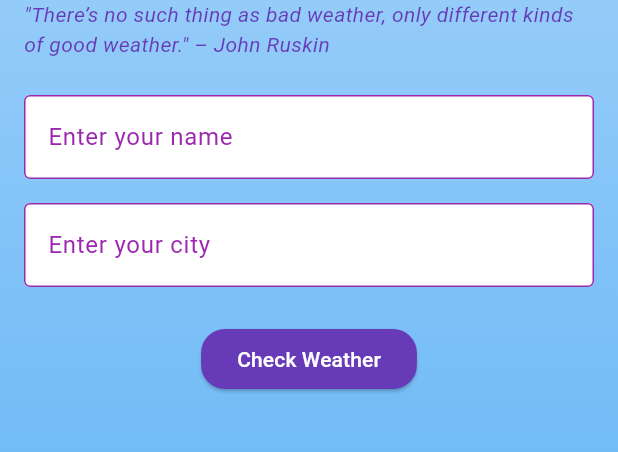
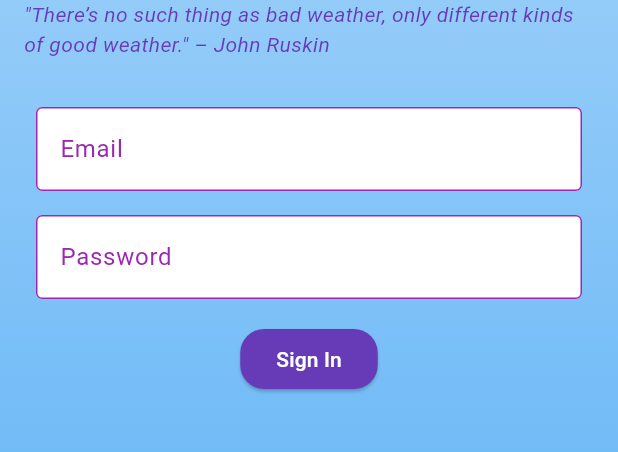
Before and after one commit to Erchwe/weatherman, a Flutter app: the screen it shows after launch, on a phone screen of 412 x 824 dp, the part 604-1056 px from its top. Run offline on Flutter 3.47's test engine with Material 3 defaults, Android fonts, the phone set to English and light mode, and no system bars; our stand-ins replace firebase_auth, firebase_core, flutter_riverpod, lottie; accounts and stored records are empty.

Commit message:
firebase connected, auth done

```diff
--- a/lib/main.dart
+++ b/lib/main.dart
@@ -1,8 +1,14 @@
+import 'package:fieldview/firebase_options.dart';
 import 'package:flutter/material.dart';
 import 'package:flutter_riverpod/flutter_riverpod.dart';
 import 'screens/splash_screen.dart';
+import 'package:firebase_core/firebase_core.dart';
 
-void main() {
+void main() async {
+  WidgetsFlutterBinding.ensureInitialized();
+
+  await Firebase.initializeApp(options: DefaultFirebaseOptions.currentPlatform);
+
   runApp(ProviderScope(child: MyApp()));
 }
 
@@ -15,7 +21,7 @@ class MyApp extends StatelessWidget {
       theme: ThemeData(
         primarySwatch: Colors.deepPurple,
       ),
-      home: SplashScreen(), // Set SplashScreen sebagai halaman pertama
+      home: SplashScreen(),
     );
   }
 }
--- /dev/null
+++ b/lib/screens/auth_page.dart
@@ -0,0 +1,171 @@
+import 'package:firebase_auth/firebase_auth.dart';
+import 'package:flutter/material.dart';
+import 'weather_screen.dart'; // make sure this screen is properly imported
+import 'package:lottie/lottie.dart';
+
+class AuthPage extends StatelessWidget {
+  final TextEditingController emailController = TextEditingController();
+  final TextEditingController passwordController = TextEditingController();
+
+  // Sign-in method
+  Future signIn(BuildContext context) async {
+    try {
+      // Sign in with email and password
+      await FirebaseAuth.instance.signInWithEmailAndPassword(
+        email: emailController.text.trim(),
+        password: passwordController.text.trim(),
+      );
+      print('Signed in successfully');
+
+      // Navigate to WeatherScreen on successful sign-in
+      Navigator.pushReplacement(
+        context,
+        MaterialPageRoute(
+            builder: (context) => WeatherScreen(
+                userName: emailController.text,
+                city: "Bandung")), // Adjust WeatherScreen to your needs
+      );
+    } catch (e) {
+      print("Sign-in failed: $e");
+      ScaffoldMessenger.of(context).showSnackBar(
+        SnackBar(content: Text('Sign-in failed: $e')),
+      );
+    }
+  }
+
+  @override
+  void dispose() {
+    emailController.dispose();
+    passwordController.dispose();
+  }
+
+  @override
+  Widget build(BuildContext context) {
+    return Scaffold(
+      appBar: AppBar(
+        backgroundColor: Colors.deepPurple,
+        title: const Row(
+          children: [
+            Icon(Icons.wb_sunny, size: 28, color: Colors.amberAccent),
+            SizedBox(width: 8),
+            Text(
+              'WeatherMan',
+              style: TextStyle(
+                fontSize: 24,
+                fontWeight: FontWeight.bold,
+                color: Colors.amberAccent,
+              ),
+            ),
+          ],
+        ),
+      ),
+      body: Container(
+        decoration: BoxDecoration(
+          gradient: LinearGradient(
+            colors: [Colors.blue[100]!, Colors.blue[300]!],
+            begin: Alignment.topCenter,
+            end: Alignment.bottomCenter,
+          ),
+        ),
+        child: Padding(
+          padding: const EdgeInsets.all(16.0),
+          child: Column(
+            mainAxisAlignment: MainAxisAlignment.start,
+            children: [
+              // lottie animation
+              Lottie.asset(
+                'assets/weather_animation.json',
+                height: 200,
+                width: 200,
+              ),
+              const SizedBox(height: 16),
+              const Center(
+                child: Text(
+                  'Welcome to WeatherMan!',
+                  style: TextStyle(
+                    fontSize: 40,
+                    color: Colors.deepPurple,
+                    fontWeight: FontWeight.bold,
+                  ),
+                ),
+              ),
+
+              // quote
+              const Text(
+                '"There’s no such thing as bad weather, only different kinds of good weather." – John Ruskin',
+                style: TextStyle(
+                  fontStyle: FontStyle.italic,
+                  color: Colors.deepPurple,
+                  fontSize: 14,
+                ),
+              ),
+              const SizedBox(height: 24),
+              Padding(
+                padding: const EdgeInsets.all(8.0),
+                child: TextField(
+                  controller: emailController,
+                  decoration: const InputDecoration(
+                    hintText: "Email",
+                    hintStyle: TextStyle(color: Colors.purple),
+                    labelStyle: TextStyle(
+                      color: Colors.purple,
+                    ),
+                    enabledBorder: OutlineInputBorder(
+                      borderSide: BorderSide(color: Colors.purple),
+                    ),
+                    focusedBorder: OutlineInputBorder(
+                      borderSide: BorderSide(color: Colors.deepPurple),
+                    ),
+                    filled: true,
+                    fillColor: Colors.white,
+                  ),
+                  style: const TextStyle(color: Colors.black),
+                ),
+              ),
+              Padding(
+                padding: const EdgeInsets.all(8.0),
+                child: TextField(
+                  controller: passwordController,
+                  obscureText: true, // Hide password text
+                  decoration: const InputDecoration(
+                    hintText: "Password",
+                    hintStyle: TextStyle(color: Colors.purple),
+                    labelStyle: TextStyle(
+                      color: Colors.purple,
+                    ),
+                    enabledBorder: OutlineInputBorder(
+                      borderSide: BorderSide(color: Colors.purple),
+                    ),
+                    focusedBorder: OutlineInputBorder(
+                      borderSide: BorderSide(color: Colors.deepPurple),
+                    ),
+                    filled: true,
+                    fillColor: Colors.white,
+                  ),
+                  style: const TextStyle(color: Colors.black),
+                ),
+              ),
+
+              Padding(
+                padding: const EdgeInsets.all(8.0),
+                child: ElevatedButton(
+                    style: ElevatedButton.styleFrom(
+                      backgroundColor: Colors.deepPurple,
+                      foregroundColor: Colors.white,
+                      shape: RoundedRectangleBorder(
+                        borderRadius: BorderRadius.circular(16),
+                      ),
+                    ),
+                    onPressed: () {
+                      // Call sign-in method on button press
+                      signIn(context);
+                    },
+                    child: const Text("Sign In")),
+              ),
+            ],
+          ),
+        ),
+      ),
+    );
+  }
+}
--- a/lib/screens/landing_page.dart
+++ /dev/null
@@ -1,152 +0,0 @@
-import 'package:flutter/material.dart';
-import 'weather_screen.dart';
-import 'package:lottie/lottie.dart';
-
-class LandingPage extends StatelessWidget {
-  final TextEditingController nameController = TextEditingController();
-  final TextEditingController cityController = TextEditingController();
-
-  @override
-  Widget build(BuildContext context) {
-    return Scaffold(
-      appBar: AppBar(
-        backgroundColor: Colors.deepPurple,
-        title: const Row(
-          children: [
-            Icon(Icons.wb_sunny, size: 28, color: Colors.amberAccent),
-            SizedBox(width: 8),
-            Text(
-              'WeatherMan',
-              style: TextStyle(
-                fontSize: 24,
-                fontWeight: FontWeight.bold,
-                color: Colors.amberAccent,
-              ),
-            ),
-          ],
-        ),
-      ),
-      body: Container(
-        decoration: BoxDecoration(
-          gradient: LinearGradient(
-            colors: [Colors.blue[100]!, Colors.blue[300]!],
-            begin: Alignment.topCenter,
-            end: Alignment.bottomCenter,
-          ),
-        ),
-        child: Padding(
-          padding: const EdgeInsets.all(16.0),
-          child: Column(
-            mainAxisAlignment: MainAxisAlignment.start,
-            children: [
-              // lottie animasi
-              Lottie.asset(
-                'assets/weather_animation.json',
-                height: 200,
-                width: 200,
-              ),
-              const SizedBox(height: 16),
-                const Center(
-                  child: Text(
-                    'Welcome to WeatherMan!',
-                    style: TextStyle(
-                      fontSize: 40,
-                      color: Colors.deepPurple,
-                      fontWeight: FontWeight.bold,
-                    ),
-                  ),
-              ),
-
-              // quote
-              const Text(
-                '"There’s no such thing as bad weather, only different kinds of good weather." – John Ruskin',
-                style: TextStyle(
-                  fontStyle: FontStyle.italic,
-                  color: Colors.deepPurple,
-                  fontSize: 14,
-                ),
-              ),
-              const SizedBox(height: 24),
-
-              // input
-              TextField(
-                controller: nameController,
-                decoration: const InputDecoration(
-                  hintText: "Enter your name",
-                  hintStyle: TextStyle(color: Colors.purple),
-                  labelStyle: TextStyle(
-                    color: Colors.purple,
-                  ),
-                  enabledBorder: OutlineInputBorder(
-                    borderSide: BorderSide(color: Colors.purple),
-                  ),
-                  focusedBorder: OutlineInputBorder(
-                    borderSide: BorderSide(color: Colors.deepPurple),
-                  ),
-                  filled: true,
-                  fillColor: Colors.white,
-                ),
-                style: const TextStyle(color: Colors.black),
-              ),
-              const SizedBox(height: 16),
-              TextField(
-                controller: cityController,
-                decoration: const InputDecoration(
-                  hintText: "Enter your city",
-                  hintStyle: TextStyle(color: Colors.purple),
-                  labelStyle: TextStyle(
-                    color: Colors.purple,
-                  ),
-                  enabledBorder: OutlineInputBorder(
-                    borderSide: BorderSide(color: Colors.purple),
-                  ),
-                  focusedBorder: OutlineInputBorder(
-                    borderSide: BorderSide(color: Colors.deepPurple),
-                  ),
-                  filled: true,
-                  fillColor: Colors.white,
-                ),
-                style: const TextStyle(color: Colors.black),
-              ),
-              const SizedBox(height: 24),
-
-              // button check weather
-              ElevatedButton(
-                style: ElevatedButton.styleFrom(
-                  backgroundColor: Colors.deepPurple,
-                  foregroundColor: Colors.white,
-                  shape: RoundedRectangleBorder(
-                    borderRadius: BorderRadius.circular(16),
-                  ),
-                ),
-                onPressed: () {
-                  String userName = nameController.text.trim();
-                  String cityName = cityController.text.trim();
-
-                  if (userName.isNotEmpty && cityName.isNotEmpty) {
-                    Navigator.push(
-                      context,
-                      MaterialPageRoute(
-                        builder: (context) => WeatherScreen(
-                          userName: userName,
-                          city: cityName,
-                        ),
-                      ),
-                    );
-                  } else {
-                    ScaffoldMessenger.of(context).showSnackBar(
-                      const SnackBar(
-                        content: Text('Please enter both name and city!'),
-                      ),
-                    );
-                  }
-                },
-                child: const Text('Check Weather'),
-              ),
-            ],
-          ),
-        ),
-      ),
-    );
-  }
-}
--- a/lib/screens/splash_screen.dart
+++ b/lib/screens/splash_screen.dart
@@ -1,5 +1,5 @@
 import 'package:flutter/material.dart';
-import 'landing_page.dart'; // Ganti dengan halaman utama Anda
+import 'auth_page.dart'; // Ganti dengan halaman utama Anda
 
 class SplashScreen extends StatefulWidget {
   @override
@@ -32,7 +32,7 @@ class _SplashScreenState extends State<SplashScreen>
     Future.delayed(const Duration(seconds: 3), () {
       Navigator.pushReplacement(
         context,
-        MaterialPageRoute(builder: (context) => LandingPage()),
+        MaterialPageRoute(builder: (context) => AuthPage()),
       );
     });
   }
--- a/lib/screens/weather_screen.dart
+++ b/lib/screens/weather_screen.dart
@@ -10,9 +10,9 @@ class WeatherScreen extends ConsumerWidget {
 
   @override
   Widget build(BuildContext context, WidgetRef ref) {
-    final weatherAsyncValue = ref.watch(weatherProvider(city)); // Current weather provider
-    final alertAsyncValue = ref.watch(alertProvider(city)); // Alerts provider
-    final forecastAsyncValue = ref.watch(forecastProvider(city)); // 6-hour forecast provider
+    final weatherAsyncValue = ref.watch(weatherProvider(city));
+    final alertAsyncValue = ref.watch(alertProvider(city));
+    final forecastAsyncValue = ref.watch(forecastProvider(city));
 
     return Scaffold(
       appBar: AppBar(
@@ -120,7 +120,7 @@ class WeatherScreen extends ConsumerWidget {
                         Expanded(
                           child: forecastAsyncValue.when(
                             data: (forecast) {
-                              // Filter data 6 jam ke depan
+                              // Filter data 4 jam ke depan
                               final forecastFiltered = forecast.where((hour) {
                                 final now = DateTime.now();
                                 final forecastTime = DateTime.parse(hour['time']);
```
Also changed, not shown: lib/main_page.dart (added, +24 -0 lines), pubspec.yaml (+8 -5 lines), firebase.json (added), lib/firebase_options.dart (added), pubspec.lock, 6 other files.
